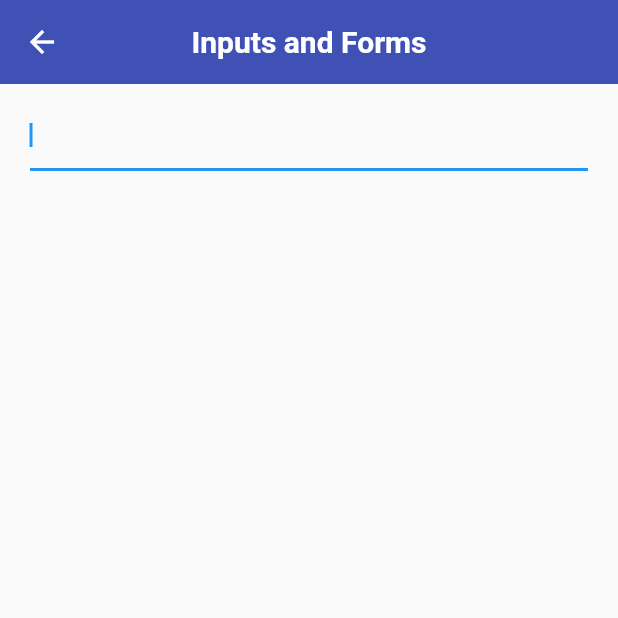
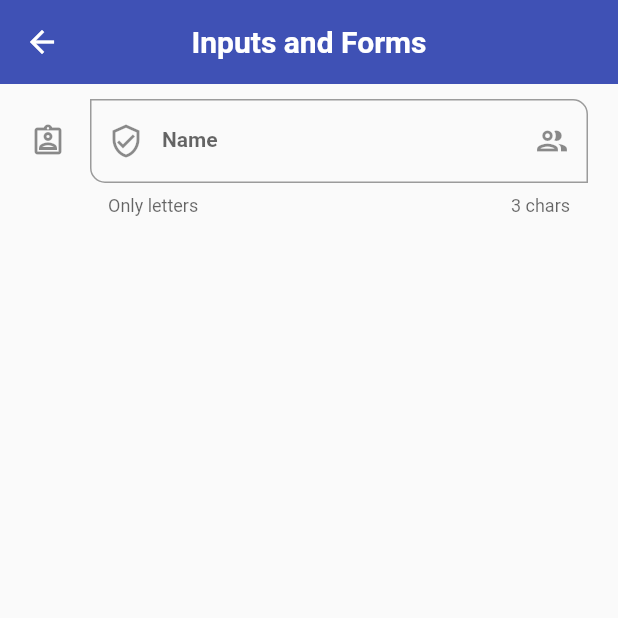
Before and after one commit to a-tiny-developer/flutter_components, a Flutter app: the InputsScreen screen opened by its route, on a phone screen of 412 x 824 dp, the top half of it. Run offline on Flutter 3.47's test engine with Material 2 defaults, Android fonts, the phone set to English and light mode, and no system bars; our stand-ins replace google_fonts.

Commit message:
TextFormFields - Personalization

```diff
--- a/lib/screens/inputs_screen.dart
+++ b/lib/screens/inputs_screen.dart
@@ -15,12 +15,37 @@ class InputsScreen extends StatelessWidget {
           child: Column(
             children: [
               TextFormField(
-                autofocus: true,
+                autofocus: false,
                 initialValue: '',
                 textCapitalization: TextCapitalization.words,
                 onChanged: (value) {
-                  print(value);
+                  // print('value: $value');
                 },
+                validator: (value) {
+                  if (value == null) {
+                    return 'This value is required';
+                  }
+                  return value.length < 3 ? '3 letters minimum' : null;
+                },
+                autovalidateMode: AutovalidateMode.onUserInteraction,
+                decoration: const InputDecoration(
+                  labelText: 'Name',
+                  hintText: 'User name',
+                  helperText: 'Only letters',
+                  counterText: '3 chars',
+                  suffixIcon: Icon(Icons.group_outlined),
+                  prefixIcon: Icon(Icons.verified_user_outlined),
+                  icon: Icon(Icons.assignment_ind_outlined),
+                  focusedBorder: OutlineInputBorder(
+                    borderSide: BorderSide(color: Colors.green),
+                  ),
+                  border: OutlineInputBorder(
+                    borderRadius: BorderRadius.only(
+                      bottomLeft: Radius.circular(10),
+                      topRight: Radius.circular(10),
+                    ),
+                  ),
+                ),
               ),
             ],
           ),
```
